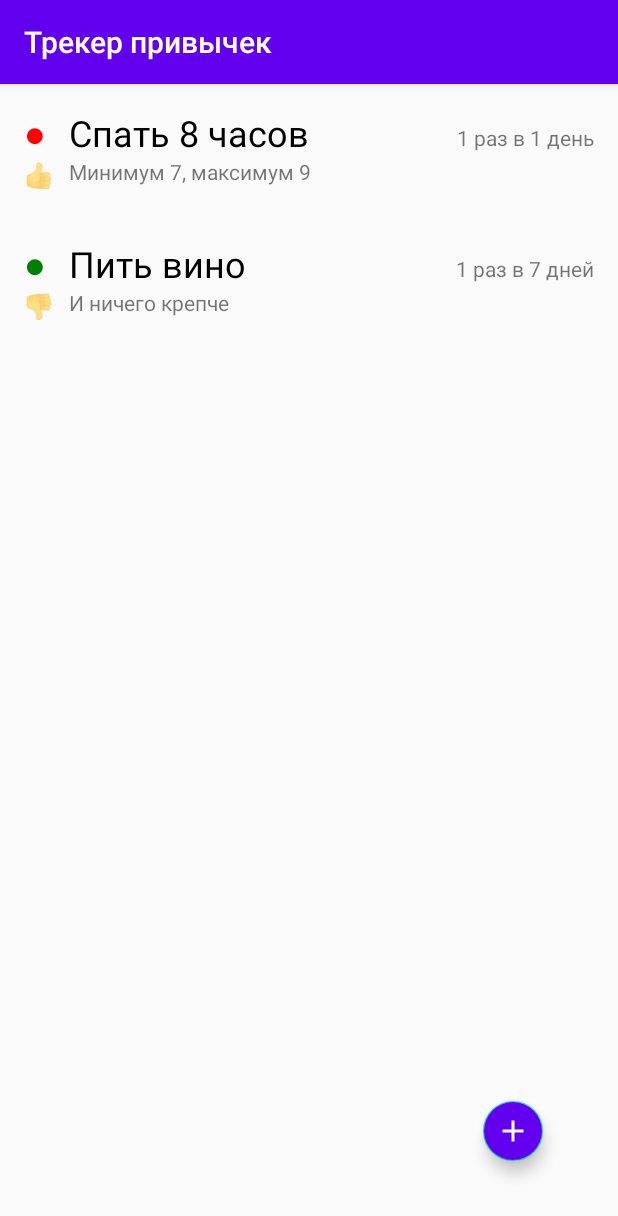
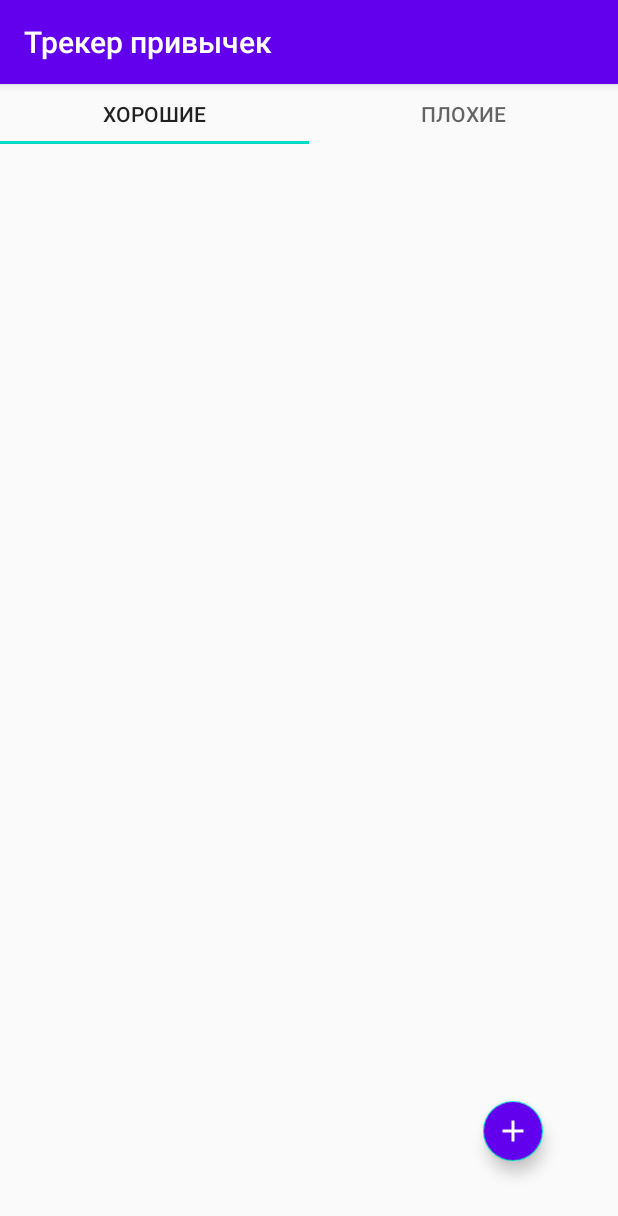
Before and after one commit to PetrovaDaria/mobile-doubletapp, an Android app: the screen it shows after launch (MainActivity), on a phone screen of 412 x 824 dp. Shown: the top 1216 px of the screen. Run offline under Robolectric (Android 15) with nearby library versions, the phone set to English and light mode, and no system bars.

Commit message:
ViewPager с нормальным добавлением новых, но без редактирования типа

```diff
--- a/app/build.gradle
+++ b/app/build.gradle
@@ -39,4 +39,5 @@ dependencies {
     implementation 'com.google.android.material:material:1.0.0'
     implementation 'androidx.navigation:navigation-fragment-ktx:2.2.1'
     implementation 'androidx.navigation:navigation-ui-ktx:2.2.1'
+    implementation "androidx.viewpager2:viewpager2:1.0.0"
 }
--- a/app/src/main/java/com/example/habittracker/DataAdapter.kt
+++ b/app/src/main/java/com/example/habittracker/DataAdapter.kt
@@ -31,6 +31,10 @@ class DataAdapter(private var items: MutableList<Habit>) : RecyclerView.Adapter<
 
     fun getHabit(position: Int): Habit {
         return items[position]
+    }
+
+    fun setHabits(habits: MutableList<Habit>) {
+        items = habits
     }
 
     inner class ViewHolder(itemView: View) : RecyclerView.ViewHolder(itemView) {
--- a/app/src/main/java/com/example/habittracker/activities/MainActivity.kt
+++ b/app/src/main/java/com/example/habittracker/activities/MainActivity.kt
@@ -1,18 +1,16 @@
 package com.example.habittracker.activities
 
+import android.os.Bundle
 import androidx.appcompat.app.AppCompatActivity
-import android.os.Bundle
 import com.example.habittracker.Habit
-import com.example.habittracker.fragments.ListFragment
 import com.example.habittracker.R
-import com.example.habittracker.fragments.EditHabitCallback
-import com.example.habittracker.fragments.EditHabitFragment
-import com.example.habittracker.fragments.ListCallback
+import com.example.habittracker.fragments.*
+
 
 class MainActivity : AppCompatActivity(), ListCallback, EditHabitCallback {
     val LIST_TAG = "ListFragment"
     val EDIT_HABIT_TAG = "EditHabitFragment"
-    val listFragment = ListFragment()
+    val viewPagerFragment = ViewPagerFragment()
 
     override fun onCreate(savedInstanceState: Bundle?) {
         super.onCreate(savedInstanceState)
@@ -23,7 +21,7 @@ class MainActivity : AppCompatActivity(), ListCallback, EditHabitCallback {
                 .beginTransaction()
                 .replace(
                     R.id.main_activity,
-                    listFragment,
+                    viewPagerFragment,
                     LIST_TAG
                 )
                 .addToBackStack(LIST_TAG)
@@ -68,7 +66,7 @@ class MainActivity : AppCompatActivity(), ListCallback, EditHabitCallback {
         val bundle = Bundle()
         bundle.putInt("habitPosition", habitPosition)
         bundle.putParcelable("habit", habit)
-        listFragment.arguments = bundle
+        viewPagerFragment.arguments = bundle
         onBackPressed()
     }
 }
--- /dev/null
+++ b/app/src/main/java/com/example/habittracker/fragments/AboutFragment.kt
@@ -0,0 +1,18 @@
+package com.example.habittracker.fragments
+
+import android.os.Bundle
+import android.view.LayoutInflater
+import android.view.View
+import android.view.ViewGroup
+import androidx.fragment.app.Fragment
+import com.example.habittracker.R
+
+class AboutFragment: Fragment() {
+    override fun onCreateView(
+        inflater: LayoutInflater,
+        container: ViewGroup?,
+        savedInstanceState: Bundle?
+    ): View? {
+        return inflater.inflate(R.layout.about_fragment, container, false)
+    }
+}
--- a/app/src/main/java/com/example/habittracker/fragments/ListFragment.kt
+++ b/app/src/main/java/com/example/habittracker/fragments/ListFragment.kt
@@ -20,24 +20,39 @@ class ListFragment: Fragment() {
     private lateinit var recyclerView: RecyclerView
     private lateinit var viewAdapter: RecyclerView.Adapter<*>
     private lateinit var viewManager: RecyclerView.LayoutManager
-    private var habits = mutableListOf(
-        Habit(
-            "Спать 8 часов",
-            "Минимум 7, максимум 9",
-            Priority.High,
-            Type.Good,
-            1,
-            1
-        ),
-        Habit(
-            "Пить вино",
-            "И ничего крепче",
-            Priority.Low,
-            Type.Bad,
-            1,
-            7
-        )
-    )
+    private lateinit var filterType: Type
+//    private var habits = mutableListOf(
+//        Habit(
+//            "Спать 8 часов",
+//            "Минимум 7, максимум 9",
+//            Priority.High,
+//            Type.Good,
+//            1,
+//            1
+//        ),
+//        Habit(
+//            "Пить вино",
+//            "И ничего крепче",
+//            Priority.Low,
+//            Type.Bad,
+//            1,
+//            7
+//        )
+//    )
+    private var habits = mutableListOf<Habit>()
+    private var filteredHabits = mutableListOf<Habit>()
+    private var habitsPositions = mutableMapOf<Habit, Int>()
+
+    companion object {
+        fun newInstance(type: Type, habits: List<Habit>): ListFragment {
+            val fragment = ListFragment()
+            val bundle = Bundle()
+            bundle.putSerializable("type", type)
+            bundle.putParcelableArrayList("habits", ArrayList<Parcelable>(habits))
+            fragment.arguments = bundle
+            return fragment
+        }
+    }
 
     override fun onAttach(context: Context) {
         super.onAttach(context)
@@ -59,6 +74,11 @@ class ListFragment: Fragment() {
                 onEditHabit(v)
             }
         })
+
+//        arguments?.let {
+//            filterType = it.getSerializable("type") as Type
+//            habits = it.getParcelableArrayList<Parcelable>("habits") as MutableList<Habit>
+//        }
     }
 
     override fun onCreateView(
@@ -95,6 +115,9 @@ class ListFragment: Fragment() {
                 viewAdapter.notifyItemChanged(habitPosition)
             }
         }
+        arguments?.clear()
+
+        // filterHabits()
 
         return view
     }
@@ -104,8 +127,22 @@ class ListFragment: Fragment() {
             val position = viewManager.getPosition(v)
             val habit = (viewAdapter as DataAdapter).getHabit(position)
             callback?.onEditHabit(habit, position)
+//            val realPosition = habitsPositions[habit]
+//            if (realPosition != null) {
+//                callback?.onEditHabit(habit, realPosition)
+//            }
         }
     }
+
+//    fun filterHabits() {
+//        for (i in 0 until habits.size) {
+//            val habit = habits[i]
+//            if (habit.Type == filterType) {
+//                filteredHabits.add(habit)
+//                habitsPositions[habit] = i
+//            }
+//        }
+//    }
 
     override fun onSaveInstanceState(outState: Bundle) {
         super.onSaveInstanceState(outState)
--- /dev/null
+++ b/app/src/main/java/com/example/habittracker/fragments/ViewPagerFragment.kt
@@ -0,0 +1,73 @@
+package com.example.habittracker.fragments
+
+import android.os.Bundle
+import android.view.LayoutInflater
+import android.view.View
+import android.view.ViewGroup
+import androidx.fragment.app.Fragment
+import androidx.fragment.app.FragmentManager
+import androidx.fragment.app.FragmentStatePagerAdapter
+import androidx.viewpager.widget.ViewPager
+import com.example.habittracker.Habit
+import com.example.habittracker.R
+import com.example.habittracker.enums.Type
+import com.google.android.material.tabs.TabLayout
+
+class ViewPagerFragment: Fragment() {
+    val habits = mutableListOf<Habit>()
+    val goodListFragment = ListFragment() // ListFragment.newInstance(Type.Good, habits)
+    val badListFragment = ListFragment() // ListFragment.newInstance(Type.Bad, habits)
+
+    private lateinit var viewPager: ViewPager
+    private lateinit var pagerAdapter: MyPagerAdapter
+
+    override fun onCreateView(
+        inflater: LayoutInflater,
+        container: ViewGroup?,
+        savedInstanceState: Bundle?
+    ): View? {
+        val view = inflater.inflate(R.layout.view_pager_fragment, container, false)
+
+        viewPager = view.findViewById(R.id.view_pager)
+        pagerAdapter = MyPagerAdapter(childFragmentManager)
+        viewPager.adapter = pagerAdapter
+        val tabLayout = view.findViewById<TabLayout>(R.id.tab_layout)
+        tabLayout.setupWithViewPager(viewPager)
+
+        var habit: Habit? = null
+        arguments?.let {
+            habit = it.getParcelable("habit")
+        }
+        if (habit != null) {
+            if (habit!!.Type == Type.Good) {
+                goodListFragment.arguments = arguments
+            }
+            if (habit!!.Type == Type.Bad) {
+                badListFragment.arguments = arguments
+            }
+        }
+
+        return view
+    }
+
+    inner class MyPagerAdapter(fragmentManager: FragmentManager) :
+        FragmentStatePagerAdapter(fragmentManager) {
+        override fun getItem(position: Int): Fragment {
+            return when(position) {
+                0 -> goodListFragment
+                else -> badListFragment
+            }
+        }
+
+        override fun getCount(): Int {
+            return 2
+        }
+
+        override fun getPageTitle(position: Int): CharSequence? {
+            return when(position) {
+                0 -> "Хорошие"
+                else -> "Плохие"
+            }
+        }
+    }
+}
--- /dev/null
+++ b/app/src/main/res/layout/view_pager_fragment.xml
@@ -0,0 +1,14 @@
+<?xml version="1.0" encoding="utf-8"?>
+<LinearLayout
+    xmlns:android="http://schemas.android.com/apk/res/android" android:layout_width="match_parent"
+    android:layout_height="match_parent"
+    android:orientation="vertical">
+    <com.google.android.material.tabs.TabLayout
+        android:id="@+id/tab_layout"
+        android:layout_width="match_parent"
+        android:layout_height="40dp"/>
+    <androidx.viewpager.widget.ViewPager
+        android:id="@+id/view_pager"
+        android:layout_width="match_parent"
+        android:layout_height="wrap_content"/>
+</LinearLayout>
```
